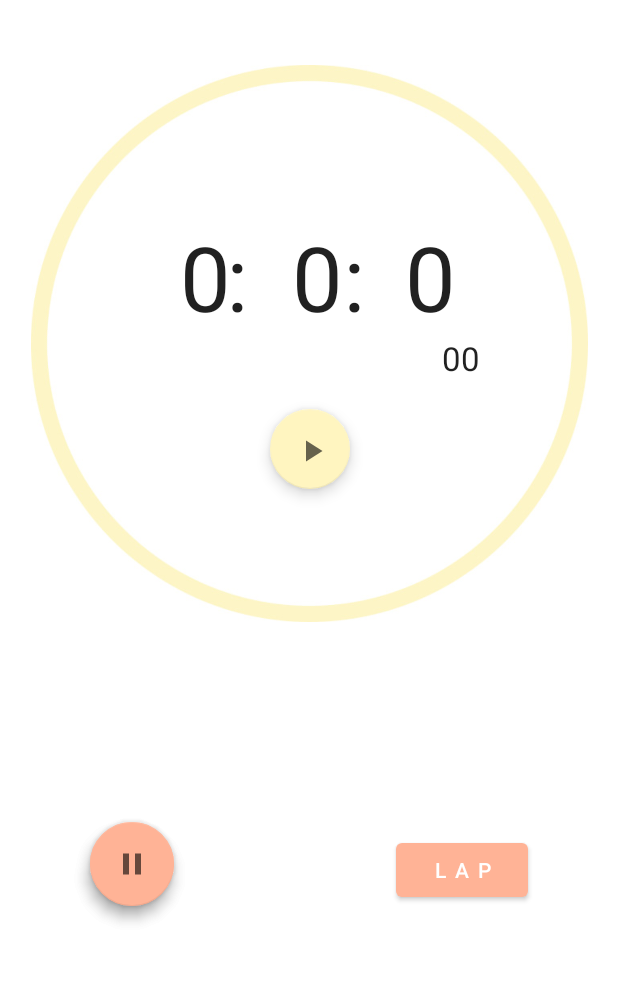
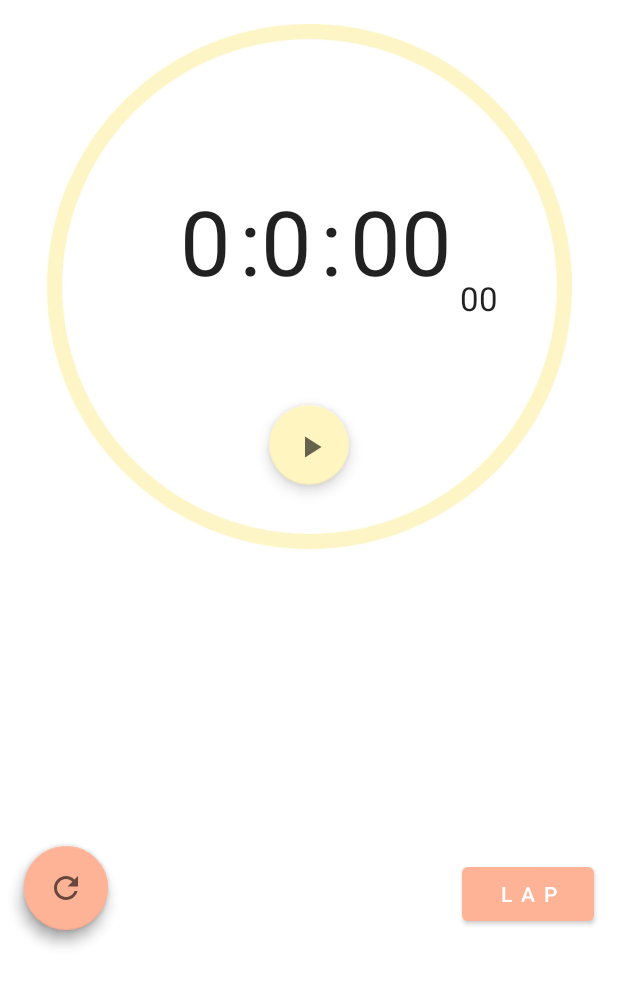
Before and after one commit to 5nam/HealthyPleasureApp, an Android app: the TimerActivity screen opened directly, with no data from a screen before it, on a phone screen of 412 x 824 dp. Shown: the top 986 px of the screen. Run offline under Robolectric (Android 15) with nearby library versions, the phone set to English and light mode, and no system bars.

Commit message:
7/30
1. 타이머 시간 오류 수정

```diff
--- a/app/src/main/java/com/example/healthypleasureapp/TimerActivity.kt
+++ b/app/src/main/java/com/example/healthypleasureapp/TimerActivity.kt
@@ -7,6 +7,7 @@ import android.os.Bundle
 import android.view.Menu
 import android.view.MenuItem
 import android.view.View
+import android.view.WindowManager
 import android.widget.Button
 import android.widget.LinearLayout
 import android.widget.TextView
@@ -87,14 +88,14 @@ class TimerActivity : AppCompatActivity() {
             time++
             val hour = ( time / 100 ) / 3600
             val min = ( time / 100 ) / 60
-            val sec = ( time / 100 )
+            var sec = (time%6000) / 100
             val milli = ( time % 100 )
 
             runOnUiThread{
                 hourTextView.text = "$hour"
-                minTextView.text = "$min"
-                secTextView.text = "$sec"
-                milliTextView.text = "$milli"
+                minTextView.text = " $min"
+                secTextView.text = if(sec < 10) "0${sec}" else "$sec"
+                milliTextView.text = if(milli < 10) "0${milli}" else "$milli"
             }
         }
     }
@@ -125,7 +126,7 @@ class TimerActivity : AppCompatActivity() {
         //fab.setImageResource(drawable.ic_baseline_play_arrow_24)
         hourTextView.text = "0"
         minTextView.text = " 0"
-        secTextView.text = " 0"
+        secTextView.text = "00"
         milliTextView.text = "00"
     }
 
--- a/app/src/main/res/layout/activity_timer.xml
+++ b/app/src/main/res/layout/activity_timer.xml
@@ -3,15 +3,14 @@
     xmlns:app="http://schemas.android.com/apk/res-auto"
     xmlns:tools="http://schemas.android.com/tools"
     android:layout_width="match_parent"
-    android:layout_height="match_parent"
-    tools:context=".TimerActivity">
+    android:layout_height="match_parent">
 
     <TextView
         android:id="@+id/hourTextView"
-        android:layout_width="wrap_content"
-        android:layout_height="wrap_content"
+        android:layout_width="0dp"
+        android:layout_height="80dp"
         android:layout_marginStart="120dp"
-        android:layout_marginTop="144dp"
+        android:layout_marginTop="120dp"
         android:text="0"
         android:textAppearance="@style/TextAppearance.AppCompat.Large"
         android:textSize="60sp"
@@ -19,138 +18,70 @@
         app:layout_constraintTop_toTopOf="parent" />
 
     <TextView
-        android:id="@+id/minTextView"
-        android:layout_width="wrap_content"
+        android:id="@+id/textView2"
+        android:layout_width="0dp"
         android:layout_height="wrap_content"
-        android:text="  0"
+        android:layout_marginStart="5dp"
+        android:layout_marginTop="120dp"
+        android:text=":"
         android:textAppearance="@style/TextAppearance.AppCompat.Large"
         android:textSize="60sp"
-        app:layout_constraintBaseline_toBaselineOf="@+id/textView5"
-        app:layout_constraintEnd_toEndOf="parent"
-        app:layout_constraintHorizontal_bias="0.475"
-        app:layout_constraintStart_toStartOf="parent" />
+        app:layout_constraintStart_toEndOf="@+id/hourTextView"
+        app:layout_constraintTop_toTopOf="parent" />
+
+    <TextView
+        android:id="@+id/minTextView"
+        android:layout_width="0dp"
+        android:layout_height="wrap_content"
+        android:layout_marginStart="5dp"
+        android:layout_marginTop="120dp"
+        android:text=" 0"
+        android:textAppearance="@style/TextAppearance.AppCompat.Large"
+        android:textSize="60sp"
+        app:layout_constraintStart_toEndOf="@+id/hourTextView"
+        app:layout_constraintTop_toTopOf="parent" />
+
+    <TextView
+        android:id="@+id/textView6"
+        android:layout_width="0dp"
+        android:layout_height="wrap_content"
+        android:layout_marginStart="5dp"
+        android:layout_marginTop="120dp"
+        android:text=":"
+        android:textAppearance="@style/TextAppearance.AppCompat.Large"
+        android:textSize="60sp"
+        app:layout_constraintStart_toEndOf="@+id/minTextView"
+        app:layout_constraintTop_toTopOf="parent" />
 
     <TextView
         android:id="@+id/secTextView"
-        android:layout_width="wrap_content"
+        android:layout_width="0dp"
         android:layout_height="wrap_content"
-        android:layout_marginStart="12dp"
-        android:text="  0"
+        android:layout_marginStart="5dp"
+        android:layout_marginTop="120dp"
+        android:text="00"
         android:textAppearance="@style/TextAppearance.AppCompat.Large"
         android:textSize="60sp"
-        app:layout_constraintBaseline_toBaselineOf="@+id/textView7"
-        app:layout_constraintStart_toEndOf="@+id/minTextView" />
+        app:layout_constraintStart_toEndOf="@+id/textView6"
+        app:layout_constraintTop_toTopOf="parent" />
 
     <TextView
         android:id="@+id/miilTextView"
         android:layout_width="wrap_content"
         android:layout_height="wrap_content"
-        android:layout_marginTop="224dp"
-        android:layout_marginEnd="92dp"
+        android:layout_marginTop="184dp"
+        android:layout_marginEnd="80dp"
         android:text="00"
         android:textAppearance="@style/TextAppearance.AppCompat.Large"
         android:textSize="22sp"
         app:layout_constraintEnd_toEndOf="parent"
         app:layout_constraintTop_toTopOf="parent" />
 
-    <com.google.android.material.floatingactionbutton.FloatingActionButton
-        android:id="@+id/fab"
-        android:layout_width="56dp"
-        android:layout_height="53dp"
-        android:layout_marginStart="180dp"
-        android:layout_marginTop="48dp"
-        android:clickable="true"
-        app:backgroundTint="#FFF5C0"
-        app:fabSize="normal"
-        app:layout_constraintStart_toStartOf="parent"
-        app:layout_constraintTop_toBottomOf="@+id/minTextView"
-        app:srcCompat="@drawable/ic_baseline_play_arrow_24" />
-
-    <com.google.android.material.floatingactionbutton.FloatingActionButton
-        android:id="@+id/resetFab"
-        android:layout_width="wrap_content"
-        android:layout_height="wrap_content"
-        android:layout_marginStart="60dp"
-        android:layout_marginBottom="220dp"
-        android:clickable="true"
-        app:backgroundTint="#FFB396"
-        app:layout_constraintBottom_toBottomOf="parent"
-        app:layout_constraintStart_toStartOf="parent"
-        app:srcCompat="@drawable/ic_baseline_refresh_24" />
-
-    <com.google.android.material.floatingactionbutton.FloatingActionButton
-        android:id="@+id/pauseFab"
-        android:layout_width="wrap_content"
-        android:layout_height="wrap_content"
-        android:layout_marginStart="60dp"
-        android:layout_marginBottom="220dp"
-        android:clickable="true"
-        app:backgroundTint="#FFB396"
-        app:layout_constraintBottom_toBottomOf="parent"
-        app:layout_constraintStart_toStartOf="parent"
-        app:srcCompat="@drawable/ic_baseline_pause_24" />
-
-    <Button
-        android:id="@+id/labButton"
-        android:layout_width="wrap_content"
-        android:layout_height="wrap_content"
-        android:layout_marginEnd="60dp"
-        android:layout_marginBottom="220dp"
-        android:text="L A P"
-        android:textColorHighlight="#000000"
-        app:backgroundTint="#FFB396"
-        app:layout_constraintBottom_toBottomOf="parent"
-        app:layout_constraintEnd_toEndOf="parent" />
-
-    <ScrollView
-        android:id="@+id/scrollView2"
-        android:layout_width="409dp"
-        android:layout_height="199dp"
-        android:layout_marginTop="108dp"
-        app:layout_constraintEnd_toEndOf="parent"
-        app:layout_constraintHorizontal_bias="0.0"
-        app:layout_constraintStart_toStartOf="parent"
-        app:layout_constraintTop_toBottomOf="@+id/fab">
-
-        <LinearLayout
-            android:id="@+id/labLayout"
-            android:layout_width="match_parent"
-            android:layout_height="wrap_content"
-            android:orientation="vertical">
-
-        </LinearLayout>
-    </ScrollView>
-
-    <TextView
-        android:id="@+id/textView5"
-        android:layout_width="wrap_content"
-        android:layout_height="wrap_content"
-        android:text=":"
-        android:textAppearance="@style/TextAppearance.AppCompat.Large"
-        android:textSize="60sp"
-        app:layout_constraintBaseline_toBaselineOf="@+id/hourTextView"
-        app:layout_constraintEnd_toStartOf="@+id/minTextView"
-        app:layout_constraintHorizontal_bias="1.0"
-        app:layout_constraintStart_toEndOf="@+id/hourTextView" />
-
-    <TextView
-        android:id="@+id/textView7"
-        android:layout_width="wrap_content"
-        android:layout_height="wrap_content"
-        android:layout_marginTop="144dp"
-        android:text=":"
-        android:textAppearance="@style/TextAppearance.AppCompat.Large"
-        android:textSize="60sp"
-        app:layout_constraintEnd_toStartOf="@+id/secTextView"
-        app:layout_constraintHorizontal_bias="0.0"
-        app:layout_constraintStart_toEndOf="@+id/minTextView"
-        app:layout_constraintTop_toTopOf="parent" />
-
     <ImageView
         android:id="@+id/imageView"
-        android:layout_width="371dp"
-        android:layout_height="547dp"
-        android:layout_marginTop="-45dp"
+        android:layout_width="350dp"
+        android:layout_height="350dp"
+        android:layout_marginTop="16dp"
         android:translationZ="-2dp"
         app:layout_constraintEnd_toEndOf="parent"
         app:layout_constraintStart_toStartOf="parent"
@@ -158,4 +89,71 @@
         app:srcCompat="@drawable/timer"
         tools:ignore="MissingConstraints" />
 
+    <ScrollView
+        android:id="@+id/scrollView"
+        android:layout_width="match_parent"
+        android:layout_height="200dp"
+        app:layout_constraintBottom_toBottomOf="parent"
+        app:layout_constraintEnd_toEndOf="parent"
+        app:layout_constraintHorizontal_bias="0.0"
+        app:layout_constraintStart_toStartOf="parent">
+
+        <LinearLayout
+            android:id="@+id/labLayout"
+            android:layout_width="match_parent"
+            android:layout_height="match_parent"
+            android:orientation="vertical">
+
+        </LinearLayout>
+    </ScrollView>
+
+    <com.google.android.material.floatingactionbutton.FloatingActionButton
+        android:id="@+id/fab"
+        android:layout_width="56dp"
+        android:layout_height="53dp"
+        android:layout_marginTop="270dp"
+        android:clickable="true"
+        app:backgroundTint="#FFF5C0"
+        app:fabSize="normal"
+        app:layout_constraintEnd_toEndOf="parent"
+        app:layout_constraintStart_toStartOf="parent"
+        app:layout_constraintTop_toTopOf="parent"
+        app:srcCompat="@drawable/ic_baseline_play_arrow_24" />
+
+    <com.google.android.material.floatingactionbutton.FloatingActionButton
+        android:id="@+id/pauseFab"
+        android:layout_width="wrap_content"
+        android:layout_height="wrap_content"
+        android:layout_marginStart="16dp"
+        android:layout_marginBottom="204dp"
+        android:clickable="true"
+        app:backgroundTint="#FFB396"
+        app:layout_constraintBottom_toBottomOf="parent"
+        app:layout_constraintStart_toStartOf="parent"
+        app:srcCompat="@drawable/ic_baseline_pause_24" />
+
+    <com.google.android.material.floatingactionbutton.FloatingActionButton
+        android:id="@+id/resetFab"
+        android:layout_width="wrap_content"
+        android:layout_height="wrap_content"
+        android:layout_marginStart="16dp"
+        android:layout_marginBottom="204dp"
+        android:clickable="true"
+        app:backgroundTint="#FFB396"
+        app:layout_constraintBottom_toBottomOf="parent"
+        app:layout_constraintStart_toStartOf="parent"
+        app:srcCompat="@drawable/ic_baseline_refresh_24" />
+
+    <Button
+        android:id="@+id/labButton"
+        android:layout_width="wrap_content"
+        android:layout_height="wrap_content"
+        android:layout_marginEnd="16dp"
+        android:layout_marginBottom="204dp"
+        android:text="L A P"
+        android:textColorHighlight="#000000"
+        app:backgroundTint="#FFB396"
+        app:layout_constraintBottom_toBottomOf="parent"
+        app:layout_constraintEnd_toEndOf="parent" />
+
 </androidx.constraintlayout.widget.ConstraintLayout>
```
